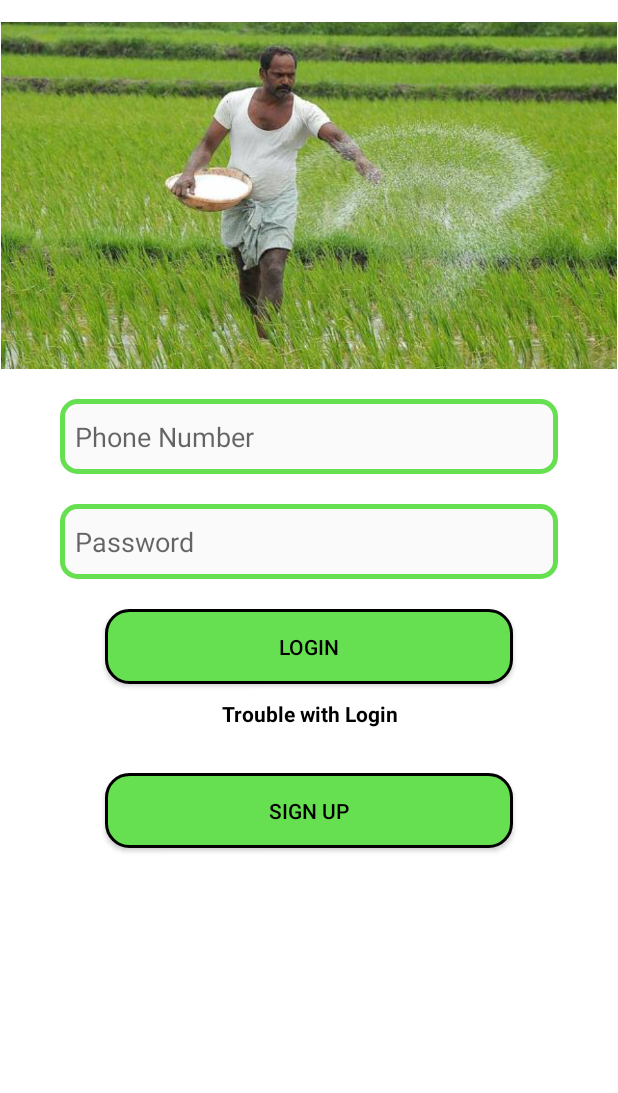
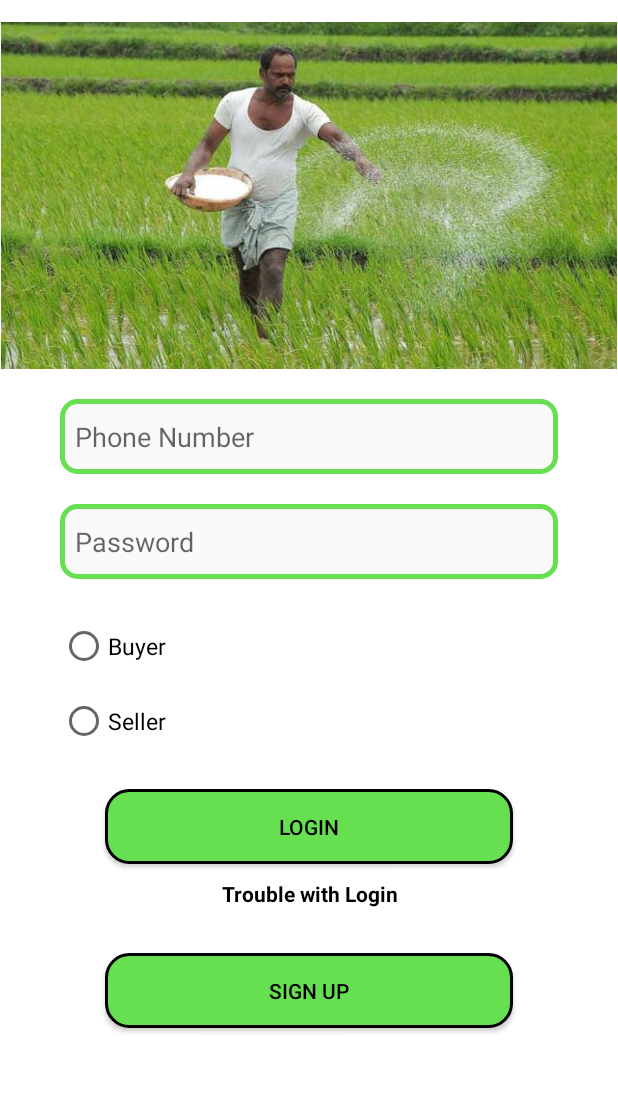
Before and after one commit to ashishrawat2911/Android-GlocalFarm, an Android app: the screen it shows after launch (LoginActivity), on a phone screen of 412 x 824 dp, the part 62-1155 px from its top. Run offline under Robolectric (Android 15) with nearby library versions, the phone set to English and light mode, and no system bars.

Commit message:
edited sign up activity

```diff
--- a/app/src/main/java/com/glocalfarm/activities/SignUpActivity.java
+++ b/app/src/main/java/com/glocalfarm/activities/SignUpActivity.java
@@ -24,4 +24,8 @@ public class SignUpActivity extends AppCompatActivity {
         startActivity(new Intent(SignUpActivity.this, cls));
         finish();
     }
+
+    public void SignU(View view) {
+        goIntent(MainActivity.class);
+    }
 }
--- a/app/src/main/res/layout/activity_login.xml
+++ b/app/src/main/res/layout/activity_login.xml
@@ -4,14 +4,15 @@
     android:layout_width="match_parent"
     android:layout_height="match_parent"
     android:layout_gravity="center"
+    android:background="@color/colorWhite"
     android:orientation="vertical"
-    android:background="@color/colorWhite"
     tools:context=".activities.LoginActivity">
 
     <LinearLayout
         android:layout_width="match_parent"
         android:layout_height="match_parent"
-        android:orientation="vertical">
+        android:orientation="vertical"
+        android:scrollbarAlwaysDrawHorizontalTrack="true">
 
         <ImageView
             android:id="@+id/loginImage"
@@ -47,6 +48,27 @@
             android:paddingEnd="10dp"
             android:paddingStart="10dp" />
 
+        <RadioGroup
+            android:layout_width="match_parent"
+            android:layout_height="wrap_content"
+            android:layout_gravity="center"
+            android:layout_marginEnd="40dp"
+            android:layout_marginStart="40dp"
+            android:layout_marginTop="20dp">
+
+            <RadioButton
+                android:layout_width="wrap_content"
+                android:layout_height="50dp"
+                android:text="@string/buyer"
+                android:textSize="15sp" />
+
+            <RadioButton
+                android:layout_width="wrap_content"
+                android:layout_height="50dp"
+                android:text="@string/seller"
+                android:textSize="15sp" />
+        </RadioGroup>
+
         <Button
             android:id="@+id/loginButton"
             android:layout_width="match_parent"
@@ -56,8 +78,8 @@
             android:layout_marginStart="70dp"
             android:layout_marginTop="20dp"
             android:background="@drawable/company_color_back"
+            android:onClick="login"
             android:text="@string/login"
-            android:onClick="login"
             android:textColor="@color/black" />
 
         <TextView
@@ -71,19 +93,20 @@
             android:text="@string/trouble_with_login"
             android:textColor="@color/black"
             android:textStyle="bold" />
+
         <Button
             android:id="@+id/signInLoginButton"
             android:layout_width="match_parent"
             android:layout_height="50dp"
             android:layout_gravity="center"
+            android:layout_marginBottom="20dp"
             android:layout_marginEnd="70dp"
             android:layout_marginStart="70dp"
             android:layout_marginTop="20dp"
             android:background="@drawable/company_color_back"
+            android:onClick="loginSignUp"
             android:text="@string/sign_up"
-            android:onClick="loginSignUp"
-            android:textColor="@color/black"
-            android:layout_marginBottom="20dp"/>
+            android:textColor="@color/black" />
     </LinearLayout>
 
 </android.support.v4.widget.NestedScrollView>
--- a/app/src/main/res/layout/activity_sign_up.xml
+++ b/app/src/main/res/layout/activity_sign_up.xml
@@ -126,6 +126,7 @@
             android:paddingEnd="8dp"
             android:paddingStart="8dp"
             android:text="@string/sign_up"
+            android:onClick="SignUp"
             android:textColor="#FFFF" />
         <TextView
             android:layout_width="wrap_content"
--- a/app/src/main/res/values/strings.xml
+++ b/app/src/main/res/values/strings.xml
@@ -17,4 +17,6 @@
     <string name="fruits">Fruits</string>
     <string name="vegetable">Vegetables</string>
     <string name="already_have_an_account">Already have an account? Login</string>
+    <string name="buyer">Buyer</string>
+    <string name="seller">Seller</string>
 </resources>
```
